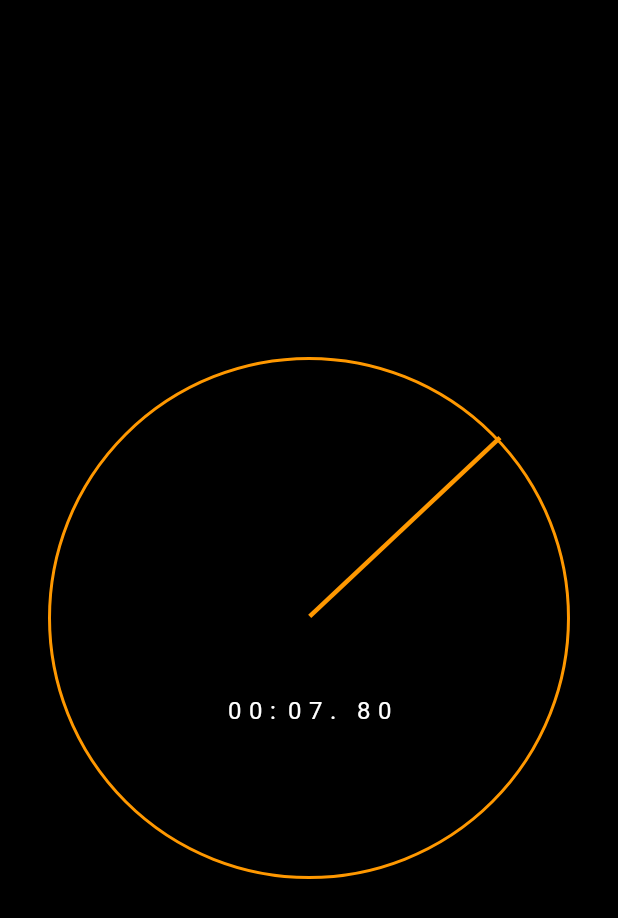
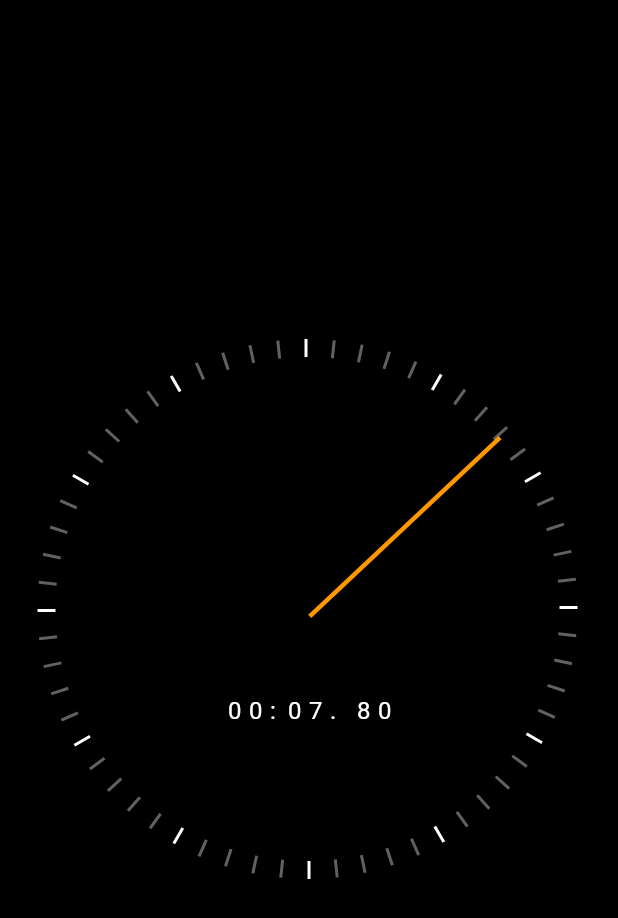
Before and after one commit to Last-dreamer/Stopwatch-, a Flutter app: the screen it shows after launch, on a phone screen of 412 x 824 dp. Shown: the top 918 px of the screen. Run offline on Flutter 3.47's test engine with Material 2 defaults, Android fonts, the phone set to English and light mode, and no system bars.

Commit message:
adding second ticks

```diff
--- a/lib/UI/clock_hand.dart
+++ b/lib/UI/clock_hand.dart
@@ -18,7 +18,7 @@ class ClockHand extends StatelessWidget {
   Widget build(BuildContext context) {
     return Transform(
       transform: Matrix4.identity()
-      ..translate(handThickness /2.0, 0.0, 0.0)
+      ..translate(handThickness / 2.0, 0.0, 0.0)
       ..rotateZ(rotationZAngle),
       child: Container(
         height: handLength,
--- /dev/null
+++ b/lib/UI/clock_marker.dart
@@ -0,0 +1,30 @@
+
+
+import 'dart:math';
+
+import 'package:flutter/material.dart';
+
+class ClockSecondTickMarker extends StatelessWidget {
+
+  const ClockSecondTickMarker({Key? key,required this.seconds, required this.radius}) : super(key: key);
+  final int seconds;
+  final double radius;
+
+  @override
+  Widget build(BuildContext context) {
+    var color = seconds % 5 == 0 ? Colors.white : Colors.grey[700];
+    var width = 2.0;
+    var height = 12.0;
+    return Transform(
+      transform: Matrix4.identity()
+        ..translate(-width/2.0, -height/2.0, 0)
+      ..rotateZ(2 * pi * (seconds/60))
+      ..translate(0.0, radius -  height /2, 0.0),
+      child: Container(
+        width: width,
+        height: height,
+        color: color,
+      ),
+    );
+  }
+}
--- a/lib/UI/stopwatch_render.dart
+++ b/lib/UI/stopwatch_render.dart
@@ -3,6 +3,7 @@ import 'dart:math';
 
 import 'package:flutter/material.dart';
 import 'package:stopwatch/UI/clock_hand.dart';
+import 'package:stopwatch/UI/clock_marker.dart';
 import 'package:stopwatch/UI/elapsed_time_text.dart';
 
 class StopWatchRenderer extends StatelessWidget {
@@ -15,9 +16,19 @@ class StopWatchRenderer extends StatelessWidget {
   Widget build(BuildContext context) {
     return Stack(
       children: [
+
+        // smaller tickers for seconds
+        for(var i=0;i<60;i++)
+          Positioned(
+              top: radius,
+              left: radius,
+              child: ClockSecondTickMarker(seconds: i, radius: radius)
+          ),
+
+
         Container(
            decoration: BoxDecoration(
-             border: Border.all(color: Colors.orange, width: 2),
+             border: Border.all(color: Colors.transparent, width: 2),
              borderRadius: BorderRadius.circular(radius)
            ),
         ),
@@ -35,7 +46,7 @@ class StopWatchRenderer extends StatelessWidget {
         Positioned(
           left: 0,
           right: 0,
-          top: radius * 1.3,
+            top: radius * 1.3,
           child: ElapsedTimeText(
             elapsed: elapsed,
           ),
```
